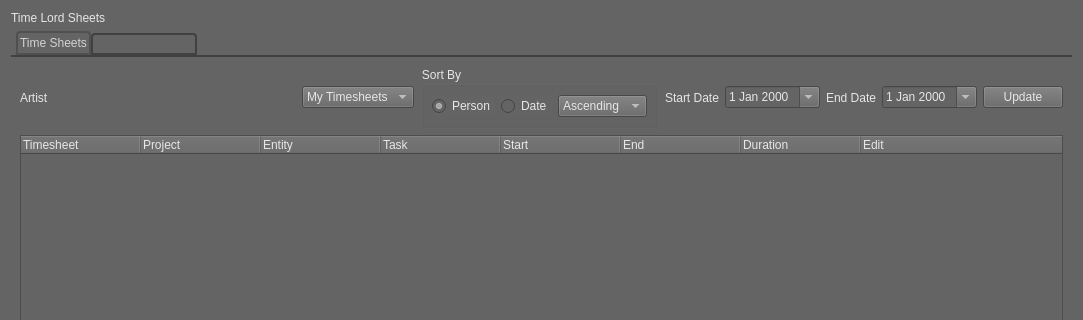
Qt form Python/Utilities/time_lord/ui/time_lord_sheets.ui (SleepDeprivedVFX/t_sheets_listener) before a commit; both pictures show x 0 to 1083 and y 0 to 320 of the 1083 by 651 pixel window.
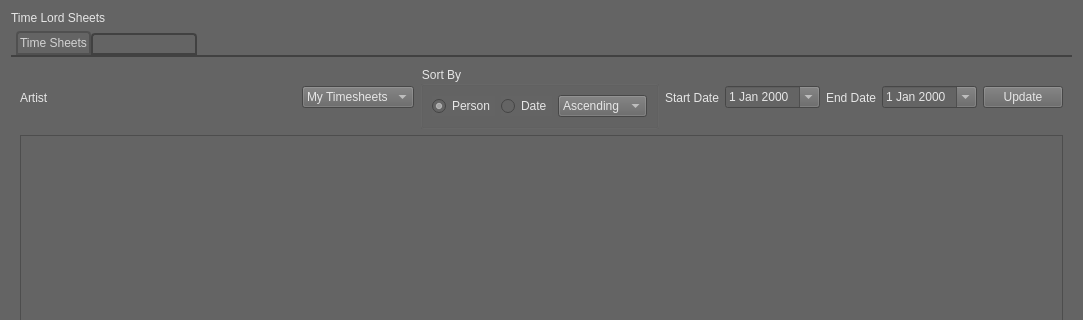
The same form after that commit.

Commit message: Sheets now puts out raw data with proper tool tip style sheets.  Must go back and try something else with the widgets.

```diff
--- a/Python/Utilities/time_lord/ui/time_lord_sheets.ui
+++ b/Python/Utilities/time_lord/ui/time_lord_sheets.ui
@@ -216,7 +216,7 @@
           <number>8</number>
          </property>
          <attribute name="headerVisible">
-          <bool>true</bool>
+          <bool>false</bool>
          </attribute>
          <attribute name="headerCascadingSectionResizes">
           <bool>true</bool>
```
Left out of the diff: 44 changed lines with no effect on the pictures. The commit also changes 2 other files.
